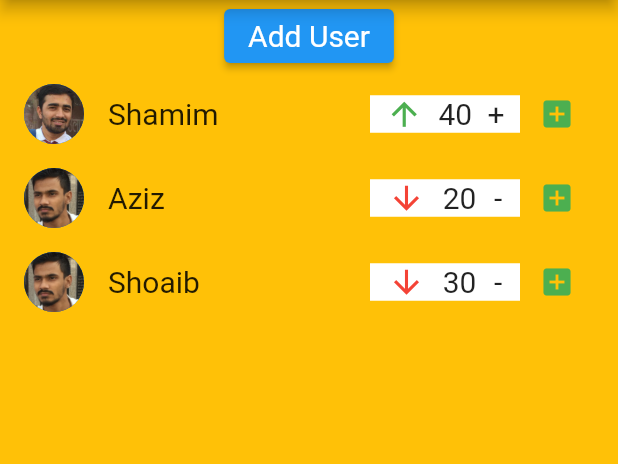
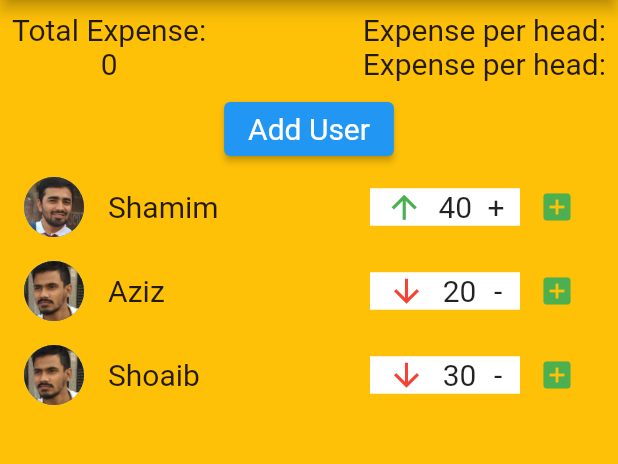
Before and after one commit to iamazizur/expense_divider, a Flutter app: the screen it shows after launch, on a phone screen of 412 x 824 dp, the part 84-548 px from its top. Run offline on Flutter 3.47's test engine with Material 2 defaults, Android fonts, the phone set to English and light mode, and no system bars; our stand-ins replace bloc, flutter_bloc.

Commit message:
First commit

```diff
--- a/lib/bloc/expense_bloc.dart
+++ b/lib/bloc/expense_bloc.dart
@@ -17,6 +17,7 @@ class ExpenseBloc extends Bloc<ExpenseEvent, ExpenseState> {
 
     on<AddUserEvent>(
       (event, emit) {
+
         LoadUsersState loadUsersState =
             LoadUsersState(userList: event.getTotalUsers());
         emit(loadUsersState);
--- a/lib/bloc/expense_event.dart
+++ b/lib/bloc/expense_event.dart
@@ -31,3 +31,16 @@ class AddUserEvent extends ExpenseEvent {
     return usersList;
   }
 }
+
+class GetTotalAmount {
+  final List<User> totalUsers;
+  GetTotalAmount({required this.totalUsers});
+
+  String getTotalAmount() {
+    int total = 0;
+    for (User element in totalUsers) {
+      total += element.totalAmount;
+    }
+    return total.toString();
+  }
+}
--- a/lib/screens/home_page.dart
+++ b/lib/screens/home_page.dart
@@ -9,9 +9,13 @@ import 'package:flutter_bloc/flutter_bloc.dart';
 
 class HomePage extends StatelessWidget {
   const HomePage({Key? key}) : super(key: key);
-
   @override
   Widget build(BuildContext context) {
+    // TotalUsers totalUsers = TotalUsers();
+    GetTotalAmount getTotalAmount = GetTotalAmount(totalUsers: users);
+    users.forEach(
+      (element) => print(element.totalAmount),
+    );
     return Scaffold(
       appBar: AppBar(
         title: const Text('Expense Divider'),
@@ -21,6 +25,38 @@ class HomePage extends StatelessWidget {
         child: Center(
           child: Column(
             children: [
+              Padding(
+                padding: const EdgeInsets.all(8),
+                child: Row(
+                  children: [
+                    Column(
+                      children: [
+                        Text(
+                          'Total Expense:',
+                          style: CustomTextStyles.titleStyle,
+                        ),
+                        Text(
+                          getTotalAmount.getTotalAmount(),
+                          style: CustomTextStyles.titleStyle,
+                        ),
+                      ],
+                    ),
+                    const Spacer(),
+                    Column(
+                      children: [
+                        Text(
+                          'Expense per head:',
+                          style: CustomTextStyles.titleStyle,
+                        ),
+                        Text(
+                          'Expense per head:',
+                          style: CustomTextStyles.titleStyle,
+                        ),
+                      ],
+                    ),
+                  ],
+                ),
+              ),
               HeadingButton(
                 onpressed: () {
                   final User user = User(
--- a/lib/user.dart
+++ b/lib/user.dart
@@ -1,7 +1,7 @@
 class User {
   final String name;
   final int id;
-  int? totalAmount;
+  int totalAmount;
   bool isLeading;
   int currAmount;
   String? imageURL;
@@ -12,5 +12,6 @@ class User {
     this.currAmount = 0,
     this.isLeading = true,
     this.imageURL,
+    this.totalAmount = 0,
   });
 }
```
